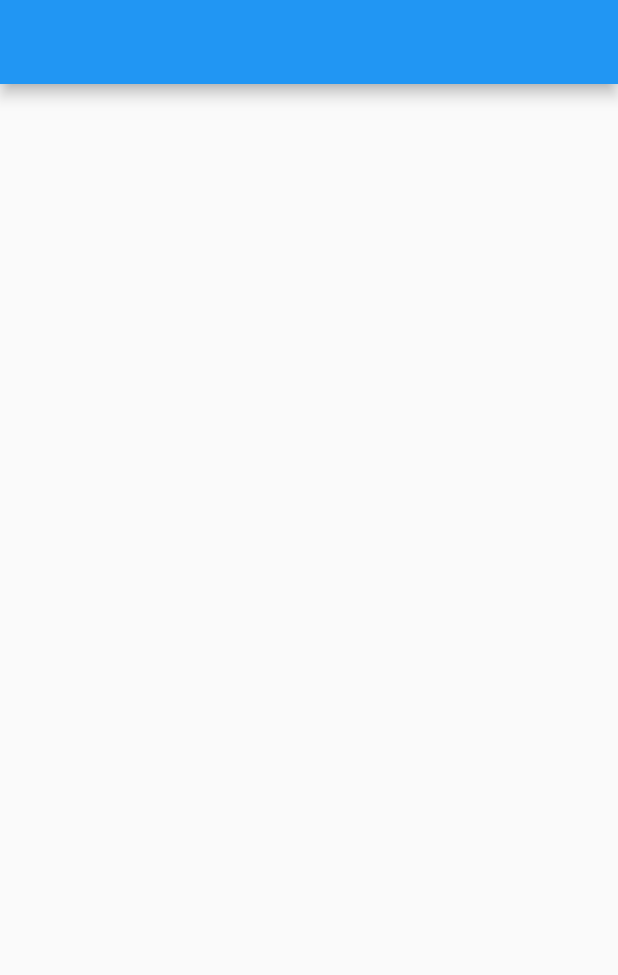
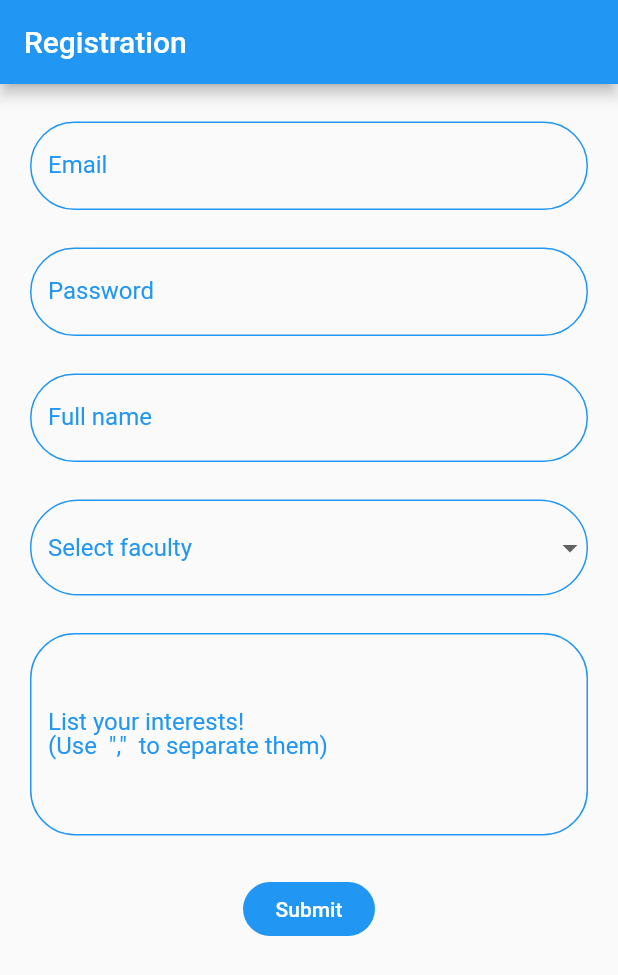
Before and after one commit to anthonyxavier64/hacknroll2021, a Flutter app: the screen it shows after launch, on a phone screen of 412 x 824 dp. Shown: the top 975 px of the screen. Run offline on Flutter 3.47's test engine with Material 2 defaults, Android fonts, the phone set to English and light mode, and no system bars.

Commit message:
feat(registration): registration page

```diff
--- /dev/null
+++ b/lib/dummy_data.dart
@@ -0,0 +1,20 @@
+class DummyData {
+  final List<String> faculties = [
+    'Arts & Social Sciences',
+    'Buiness',
+    'Computing',
+    'Continuing and Lifelong Education',
+    'Dentistry',
+    'Design & Environment',
+    'Duke-NUS',
+    'Engineering',
+    'Integrative Science & Engineering',
+    'Law',
+    'Medicine',
+    'Music',
+    'Public Health',
+    'Public Policy',
+    'Science',
+    'Yale-NUS',
+  ];
+}
--- a/lib/main.dart
+++ b/lib/main.dart
@@ -1,6 +1,6 @@
 import 'package:flutter/material.dart';
 
-import 'pages/login_page.dart';
+import 'package:hacknroll2021/pages/registration_page.dart';
 
 void main() {
   runApp(MyApp());
@@ -19,7 +19,7 @@ class MyApp extends StatelessWidget {
       ),
       initialRoute: '/',
       routes: {
-        '/': (context) => LoginPage(),
+        '/': (context) => RegistrationPage(),
       },
     );
   }
--- /dev/null
+++ b/lib/pages/registration_page.dart
@@ -0,0 +1,147 @@
+import 'package:flutter/material.dart';
+import 'package:hacknroll2021/dummy_data.dart';
+import 'package:hacknroll2021/widgets/custom_multiline_text_field.dart';
+import 'package:hacknroll2021/widgets/custom_text_field.dart';
+
+class RegistrationPage extends StatefulWidget {
+  @override
+  _RegistrationPageState createState() => _RegistrationPageState();
+}
+
+class _RegistrationPageState extends State<RegistrationPage> {
+  ScrollController controller;
+  String _email = '';
+  String _password = '';
+  String _fullname = '';
+  String _facultySelected;
+
+  final _formKey = GlobalKey<FormState>();
+
+  @override
+  Widget build(BuildContext context) {
+    return Scaffold(
+      appBar: AppBar(
+        title: Text(
+          'Registration',
+        ),
+      ),
+      body: Builder(
+        builder: (ctx) => GestureDetector(
+          onTap: () {
+            FocusScopeNode currentFocus = FocusScope.of(context);
+            if (!currentFocus.hasPrimaryFocus) {
+              currentFocus.unfocus();
+            }
+          },
+          child: SingleChildScrollView(
+            child: Form(
+              key: _formKey,
+              child: Column(
+                children: [
+                  SizedBox(
+                    height: 25,
+                  ),
+                  CustomTextField(
+                    leftMargin: 20,
+                    rightMargin: 20,
+                    labelText: 'Email',
+                    function: (val) => setState(
+                      () {
+                        this._email = val;
+                      },
+                    ),
+                    textInputType: TextInputType.emailAddress,
+                  ),
+                  SizedBox(
+                    height: 25,
+                  ),
+                  CustomTextField(
+                    leftMargin: 20,
+                    rightMargin: 20,
+                    labelText: 'Password',
+                    function: (val) => setState(
+                      () {
+                        this._password = val;
+                      },
+                    ),
+                  ),
+                  SizedBox(
+                    height: 25,
+                  ),
+                  CustomTextField(
+                    leftMargin: 20,
+                    rightMargin: 20,
+                    labelText: 'Full name',
+                    function: (val) => setState(
+                      () {
+                        this._fullname = val;
+                      },
+                    ),
+                  ),
+                  SizedBox(
+                    height: 25,
+                  ),
+                  Container(
+                    margin: EdgeInsets.only(
+                      left: 20,
+                      right: 20,
+                    ),
+                    child: DropdownButtonFormField(
+                      decoration: InputDecoration(
+                        enabledBorder: OutlineInputBorder(
+                          borderRadius: BorderRadius.circular(40),
+                          borderSide:
+                              BorderSide(color: Theme.of(context).primaryColor),
+                        ),
+                      ),
+                      hint: Text(
+                        'Select faculty',
+                        style: TextStyle(
+                          color: Theme.of(context).primaryColor,
+                        ),
+                      ),
+                      value: _facultySelected,
+                      items: DummyData()
+                          .faculties
+                          .map((faculty) => DropdownMenuItem(
+                                child: Text(faculty),
+                                value: faculty,
+                              ))
+                          .toList(),
+                      onChanged: (val) => setState(
+                        () {
+                          this._facultySelected = val;
+                        },
+                      ),
+                    ),
+                  ),
+                  SizedBox(
+                    height: 25,
+                  ),
+                  CustomMultilineTextField(
+                    labelText:
+                        'List your interests!\n(Use  ","  to separate them)',
+                  ),
+                  SizedBox(height: 25),
+                  FlatButton(
+                    child: Text(
+                      'Submit',
+                      style: TextStyle(
+                        color: Colors.white,
+                      ),
+                    ),
+                    shape: RoundedRectangleBorder(
+                      borderRadius: BorderRadius.circular(20),
+                    ),
+                    color: Theme.of(context).primaryColor,
+                    onPressed: () {},
+                  ),
+                ],
+              ),
+            ),
+          ),
+        ),
+      ),
+    );
+  }
+}
--- /dev/null
+++ b/lib/widgets/custom_multiline_text_field.dart
@@ -0,0 +1,43 @@
+import 'package:flutter/material.dart';
+
+class CustomMultilineTextField extends StatelessWidget {
+  final String labelText;
+
+  CustomMultilineTextField({this.labelText = ''});
+
+  @override
+  Widget build(BuildContext context) {
+    return Container(
+      margin: EdgeInsets.only(
+        left: 20,
+        right: 20,
+      ),
+      child: TextFormField(
+        decoration: InputDecoration(
+          errorStyle: TextStyle(color: Colors.red),
+          labelText: labelText,
+          labelStyle: TextStyle(
+            color: Theme.of(context).primaryColor,
+          ),
+          enabledBorder: OutlineInputBorder(
+            borderRadius: BorderRadius.circular(30),
+            borderSide: BorderSide(color: Theme.of(context).primaryColor),
+          ),
+          focusedBorder: OutlineInputBorder(
+            borderRadius: BorderRadius.circular(30),
+            borderSide: BorderSide(color: Theme.of(context).primaryColor),
+          ),
+          focusedErrorBorder: OutlineInputBorder(
+            borderRadius: BorderRadius.circular(30),
+            borderSide: BorderSide(color: Theme.of(context).primaryColor),
+          ),
+          errorBorder: OutlineInputBorder(
+            borderRadius: BorderRadius.circular(30),
+            borderSide: BorderSide(color: Theme.of(context).primaryColor),
+          ),
+        ),
+        maxLines: 5,
+      ),
+    );
+  }
+}
--- /dev/null
+++ b/lib/widgets/custom_text_field.dart
@@ -0,0 +1,54 @@
+import 'package:flutter/material.dart';
+
+class CustomTextField extends StatelessWidget {
+  final String labelText;
+  final double leftMargin;
+  final double rightMargin;
+  final Function function;
+  final TextInputType textInputType;
+
+  CustomTextField({
+    @required this.leftMargin,
+    @required this.rightMargin,
+    @required this.function,
+    this.labelText = '',
+    this.textInputType,
+  });
+
+  @override
+  Widget build(BuildContext context) {
+    return Container(
+      margin: EdgeInsets.only(
+        left: leftMargin,
+        right: rightMargin,
+      ),
+      child: TextField(
+        decoration: InputDecoration(
+          errorStyle: TextStyle(color: Colors.red),
+          labelText: labelText,
+          labelStyle: TextStyle(
+            color: Theme.of(context).primaryColor,
+          ),
+          enabledBorder: OutlineInputBorder(
+            borderRadius: BorderRadius.circular(30),
+            borderSide: BorderSide(color: Theme.of(context).primaryColor),
+          ),
+          focusedBorder: OutlineInputBorder(
+            borderRadius: BorderRadius.circular(30),
+            borderSide: BorderSide(color: Theme.of(context).primaryColor),
+          ),
+          focusedErrorBorder: OutlineInputBorder(
+            borderRadius: BorderRadius.circular(30),
+            borderSide: BorderSide(color: Theme.of(context).primaryColor),
+          ),
+          errorBorder: OutlineInputBorder(
+            borderRadius: BorderRadius.circular(30),
+            borderSide: BorderSide(color: Theme.of(context).primaryColor),
+          ),
+        ),
+        onChanged: function,
+        keyboardType: textInputType,
+      ),
+    );
+  }
+}
```
